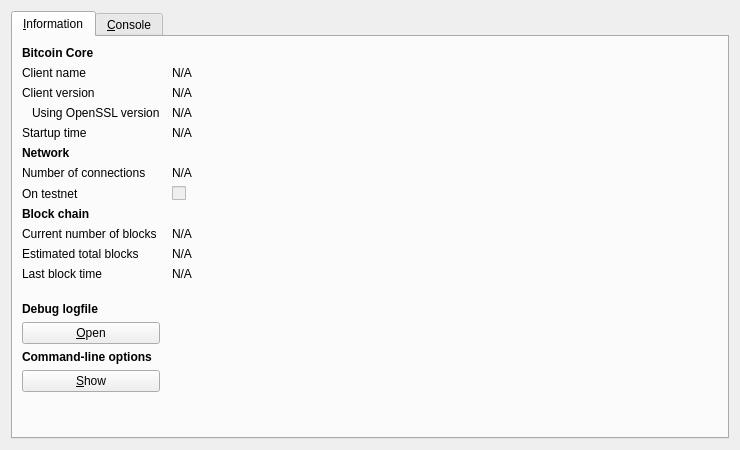
Above: src/qt/forms/rpcconsole.ui from Coinmy/MyCoin-Project before the change. Below: the same form after it.
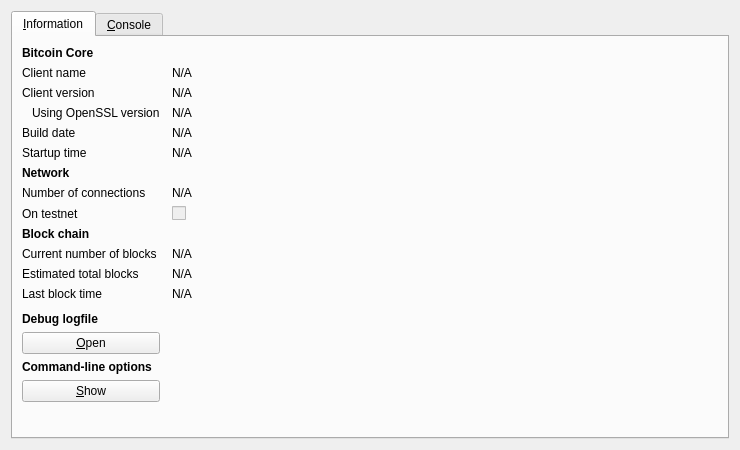
That is the form after the change. Icons and pictures are not drawn.

The edit to the form file:
```diff
--- a/src/qt/forms/rpcconsole.ui
+++ b/src/qt/forms/rpcconsole.ui
@@ -113,13 +113,36 @@
         </widget>
        </item>
        <item row="4" column="0">
+        <widget class="QLabel" name="label_12">
+         <property name="text">
+          <string>Build date</string>
+         </property>
+        </widget>
+       </item>
+       <item row="4" column="1">
+        <widget class="QLabel" name="buildDate">
+         <property name="cursor">
+          <cursorShape>IBeamCursor</cursorShape>
+         </property>
+         <property name="text">
+          <string>N/A</string>
+         </property>
+         <property name="textFormat">
+          <enum>Qt::PlainText</enum>
+         </property>
+         <property name="textInteractionFlags">
+          <set>Qt::LinksAccessibleByMouse|Qt::TextSelectableByKeyboard|Qt::TextSelectableByMouse</set>
+         </property>
+        </widget>
+       </item>
+       <item row="5" column="0">
         <widget class="QLabel" name="label_13">
          <property name="text">
           <string>Startup time</string>
          </property>
         </widget>
        </item>
-       <item row="4" column="1">
+       <item row="5" column="1">
         <widget class="QLabel" name="startupTime">
          <property name="cursor">
           <cursorShape>IBeamCursor</cursorShape>
@@ -135,7 +158,7 @@
          </property>
         </widget>
        </item>
-       <item row="5" column="0">
+       <item row="6" column="0">
         <widget class="QLabel" name="label_11">
          <property name="font">
           <font>
@@ -148,14 +171,14 @@
          </property>
         </widget>
        </item>
-       <item row="6" column="0">
+       <item row="7" column="0">
         <widget class="QLabel" name="label_7">
          <property name="text">
           <string>Number of connections</string>
          </property>
         </widget>
        </item>
-       <item row="6" column="1">
+       <item row="7" column="1">
         <widget class="QLabel" name="numberOfConnections">
          <property name="cursor">
           <cursorShape>IBeamCursor</cursorShape>
@@ -171,14 +194,14 @@
          </property>
         </widget>
        </item>
-       <item row="7" column="0">
+       <item row="8" column="0">
         <widget class="QLabel" name="label_8">
          <property name="text">
           <string>On testnet</string>
          </property>
         </widget>
        </item>
-       <item row="7" column="1">
+       <item row="8" column="1">
         <widget class="QCheckBox" name="isTestNet">
          <property name="enabled">
           <bool>false</bool>
@@ -188,7 +211,7 @@
          </property>
         </widget>
        </item>
-       <item row="8" column="0">
+       <item row="9" column="0">
         <widget class="QLabel" name="label_10">
          <property name="font">
           <font>
@@ -201,14 +224,14 @@
          </property>
         </widget>
        </item>
-       <item row="9" column="0">
+       <item row="10" column="0">
         <widget class="QLabel" name="label_3">
          <property name="text">
           <string>Current number of blocks</string>
          </property>
         </widget>
        </item>
-       <item row="9" column="1">
+       <item row="10" column="1">
         <widget class="QLabel" name="numberOfBlocks">
          <property name="cursor">
           <cursorShape>IBeamCursor</cursorShape>
@@ -224,14 +247,14 @@
          </property>
         </widget>
        </item>
-       <item row="10" column="0">
+       <item row="11" column="0">
         <widget class="QLabel" name="label_4">
          <property name="text">
           <string>Estimated total blocks</string>
          </property>
         </widget>
        </item>
-       <item row="10" column="1">
+       <item row="11" column="1">
         <widget class="QLabel" name="totalBlocks">
          <property name="cursor">
           <cursorShape>IBeamCursor</cursorShape>
@@ -247,14 +270,14 @@
          </property>
         </widget>
        </item>
-       <item row="11" column="0">
+       <item row="12" column="0">
         <widget class="QLabel" name="label_2">
          <property name="text">
           <string>Last block time</string>
          </property>
         </widget>
        </item>
-       <item row="11" column="1">
+       <item row="12" column="1">
         <widget class="QLabel" name="lastBlockTime">
          <property name="cursor">
           <cursorShape>IBeamCursor</cursorShape>
@@ -270,7 +293,7 @@
          </property>
         </widget>
        </item>
-       <item row="12" column="0">
+       <item row="13" column="0">
         <spacer name="verticalSpacer_2">
          <property name="orientation">
           <enum>Qt::Vertical</enum>
@@ -283,7 +306,7 @@
          </property>
         </spacer>
        </item>
-       <item row="13" column="0">
+       <item row="14" column="0">
         <widget class="QLabel" name="labelDebugLogfile">
          <property name="font">
           <font>
@@ -296,7 +319,7 @@
          </property>
         </widget>
        </item>
-       <item row="14" column="0">
+       <item row="15" column="0">
         <widget class="QPushButton" name="openDebugLogfileButton">
          <property name="toolTip">
           <string>Open the mycoin debug logfile from the current data directory. This can take a few seconds for large logfiles.</string>
```
Left out of the diff: 9 changed lines with no effect on the pictures.
